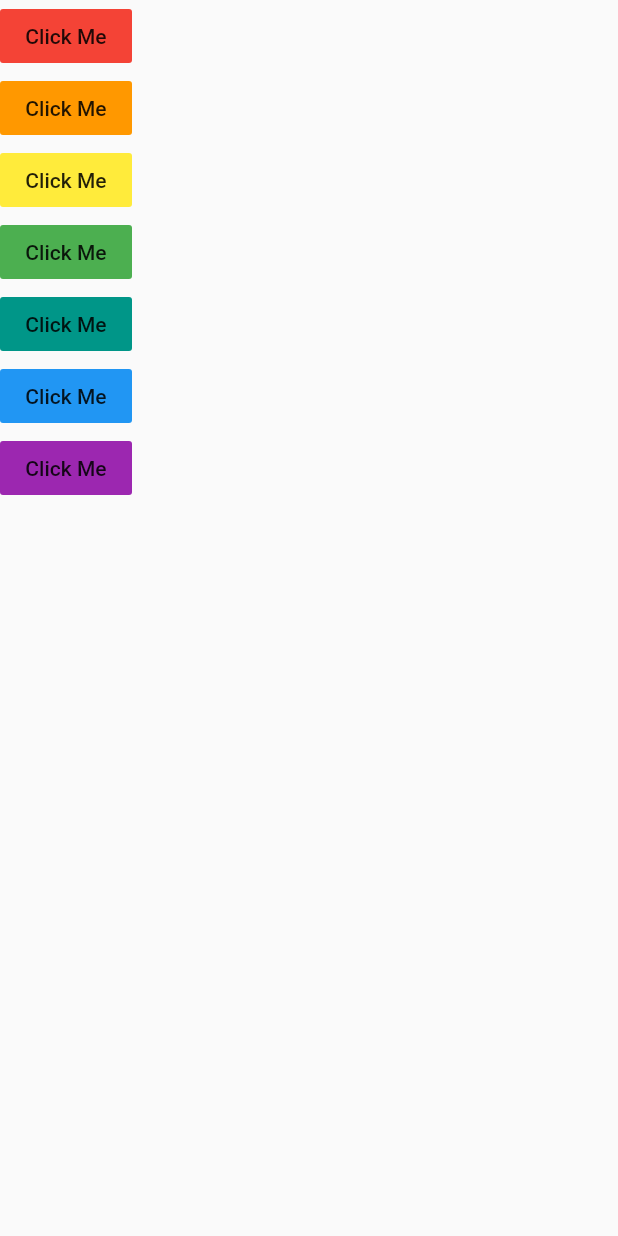
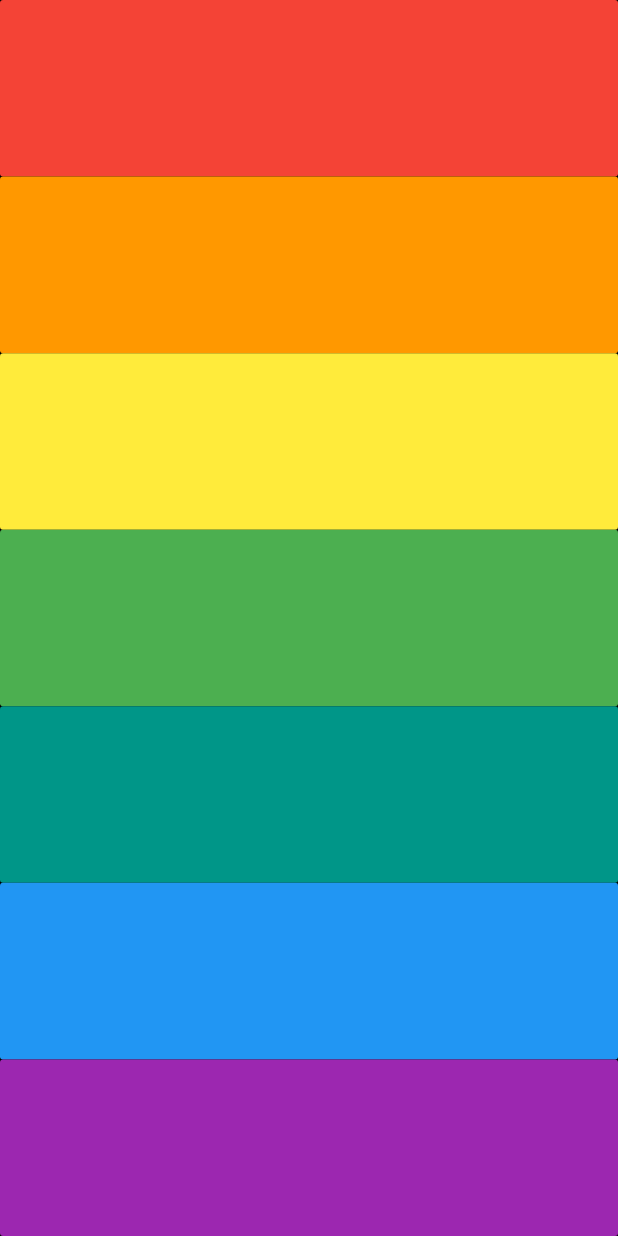
Before and after one commit to Ahmed-ElsayedIsmail/xylophone_app, a Flutter app: the screen it shows after launch, on a phone screen of 412 x 824 dp. Run offline on Flutter 3.47's test engine with Material 2 defaults, Android fonts, the phone set to English and light mode, and no system bars; our stand-ins replace audioplayers.

Commit message:
add all sounds and UI

```diff
--- a/lib/main.dart
+++ b/lib/main.dart
@@ -4,69 +4,39 @@
 void main() => runApp(XylophoneApp());
 
 class XylophoneApp extends StatelessWidget {
+  void playSound(int soundNumber) {
+    final player = AudioCache();
+    player.play('note$soundNumber.wav');
+  }
+
+  Widget buildKey({Color color, int soundNumber}) {
+    return Expanded(
+      child: FlatButton(
+        child: Text(' '),
+        color: color,
+        onPressed: () {
+          playSound(soundNumber);
+        },
+      ),
+    );
+  }
+
   @override
   Widget build(BuildContext context) {
     return MaterialApp(
       home: Scaffold(
+        backgroundColor: Colors.black,
         body: SafeArea(
           child: Column(
+            crossAxisAlignment: CrossAxisAlignment.stretch,
             children: [
-              FlatButton(
-                child: Text('Click Me'),
-                color: Colors.red,
-                onPressed: () {
-                  final player = AudioCache();
-                  player.play('note1.wav');
-                },
-              ),
-              FlatButton(
-                child: Text('Click Me'),
-                color: Colors.orange,
-                onPressed: () {
-                  final player = AudioCache();
-                  player.play('note2.wav');
-                },
-              ),
-              FlatButton(
-                child: Text('Click Me'),
-                color: Colors.yellow,
-                onPressed: () {
-                  final player = AudioCache();
-                  player.play('note3.wav');
-                },
-              ),
-              FlatButton(
-                child: Text('Click Me'),
-                color: Colors.green,
-                onPressed: () {
-                  final player = AudioCache();
-                  player.play('note4.wav');
-                },
-              ),
-              FlatButton(
-                child: Text('Click Me'),
-                color: Colors.teal,
-                onPressed: () {
-                  final player = AudioCache();
-                  player.play('note5.wav');
-                },
-              ),
-              FlatButton(
-                child: Text('Click Me'),
-                color: Colors.blue,
-                onPressed: () {
-                  final player = AudioCache();
-                  player.play('note6.wav');
-                },
-              ),
-              FlatButton(
-                child: Text('Click Me'),
-                color: Colors.purple,
-                onPressed: () {
-                  final player = AudioCache();
-                  player.play('note7.wav');
-                },
-              ),
+              buildKey(color: Colors.red, soundNumber: 1),
+              buildKey(color: Colors.orange, soundNumber: 2),
+              buildKey(color: Colors.yellow, soundNumber: 3),
+              buildKey(color: Colors.green, soundNumber: 4),
+              buildKey(color: Colors.teal, soundNumber: 5),
+              buildKey(color: Colors.blue, soundNumber: 6),
+              buildKey(color: Colors.purple, soundNumber: 7),
             ],
           ),
         ),
```
